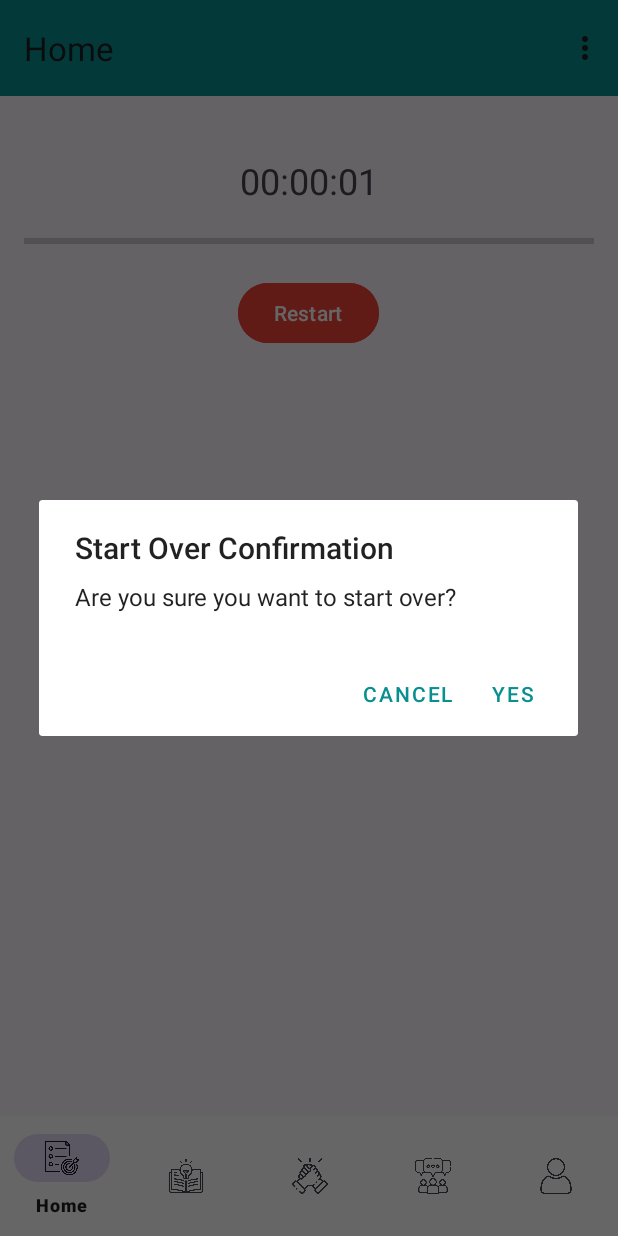
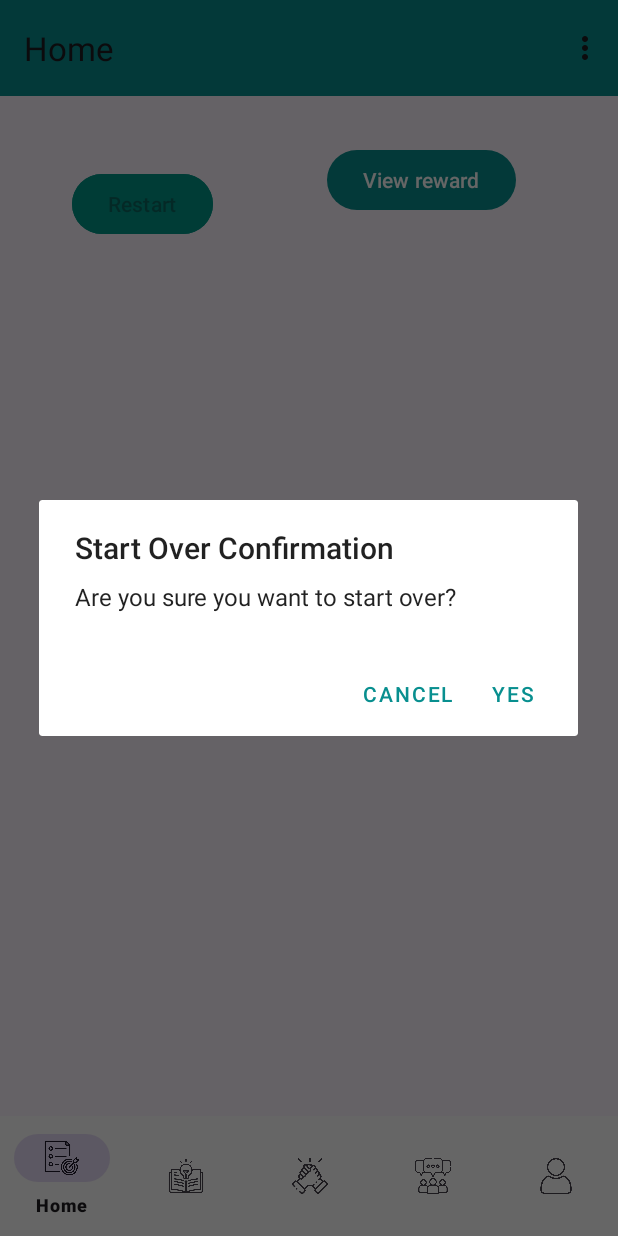
Before and after one commit to caileechang/drugrecoveryapps, an Android app: the ReccoveryTrackFragment screen opened directly, with no data from a screen before it, after a tap on "Restart", on a phone screen of 412 x 824 dp. Run offline under Robolectric (Android 15) with nearby library versions, the phone set to English and light mode, and no system bars; our stand-ins replace Firebase (no records; nobody signed in at launch, a user with empty details on screens opened directly), navigation-ui; 1 other tap on this screen came first.

Commit message:
wy's commit progress tracking and reward page

```diff
--- a/app/src/main/AndroidManifest.xml
+++ b/app/src/main/AndroidManifest.xml
@@ -1,6 +1,7 @@
 <?xml version="1.0" encoding="utf-8"?>
 <manifest xmlns:android="http://schemas.android.com/apk/res/android"
     xmlns:tools="http://schemas.android.com/tools">
+
     <uses-permission android:name="android.permission.INTERNET" />
 
     <application
@@ -13,6 +14,9 @@
         android:supportsRtl="true"
         android:theme="@style/Theme.DrugRecoveryApp"
         tools:targetApi="31">
+        <activity
+            android:name=".RewardDetails"
+            android:exported="false" />
         <activity
             android:name=".Reward"
             android:exported="false" />
--- a/app/src/main/java/com/example/drugrecoveryapp/ReccoveryTrackFragment.java
+++ b/app/src/main/java/com/example/drugrecoveryapp/ReccoveryTrackFragment.java
@@ -1,48 +1,43 @@
 package com.example.drugrecoveryapp;
 
 import android.app.AlertDialog;
-import android.content.ComponentName;
-import android.content.Context;
 import android.content.DialogInterface;
 import android.content.Intent;
-import android.content.ServiceConnection;
-import android.content.SharedPreferences;
 import android.os.Bundle;
-import android.os.CountDownTimer;
-import android.os.Handler;
-import android.os.IBinder;
-import android.os.Looper;
-import android.os.Message;
 import android.view.LayoutInflater;
 import android.view.View;
 import android.view.ViewGroup;
 import android.widget.Button;
-import android.widget.ProgressBar;
-import android.widget.TextView;
+import android.widget.Toast;
 
 import androidx.annotation.NonNull;
 import androidx.annotation.Nullable;
 import androidx.fragment.app.Fragment;
 
+import com.google.android.gms.tasks.OnCompleteListener;
+import com.google.android.gms.tasks.Task;
+import com.google.firebase.auth.FirebaseAuth;
+import com.google.firebase.database.DataSnapshot;
+import com.google.firebase.database.DatabaseError;
+import com.google.firebase.database.DatabaseReference;
+import com.google.firebase.database.FirebaseDatabase;
+import com.google.firebase.database.ValueEventListener;
+
+import java.text.ParseException;
+import java.text.SimpleDateFormat;
+import java.util.Calendar;
+import java.util.Date;
+
 public class ReccoveryTrackFragment extends Fragment {
 
-    private TextView timerTextView;
-    private ProgressBar progressBar;
     private Button startButton;
-    private Button startOverButton;
+    private FirebaseAuth mAuth = FirebaseAuth.getInstance();
+    private DatabaseReference userRef = FirebaseDatabase.getInstance().getReference("Users");
+    private DatabaseReference currentUserRef;
+    private String currentUserId, saveCurrentDateTime, CURRENT_STATE;
 
-    // used for service connection and binding
-    // timerService is an instance of the backgroundTimerService that will be used to interact with the service
-    private BackgroundTimerService timerService;
+    private Button rewardButton;
 
-    // a flag to track whether the fragment is currently bound to the service
-    private boolean isServiceBound = false;
-
-    private CountDownTimer countDownTimer;
-    private boolean isTimerRunning = false;
-    private long totalTimeInMillis; // Total time in milliseconds
-    private long elapsedTimeInMillis; // Elapsed time since starting the recovery journey
-    private long totalRecoveryTime; // Total recovery time stored for the user
 
     private static final long MILESTONE_ONE_DAY = 24 * 60 * 60 * 1000; // One day milestone
     private static final long MILESTONE_TWO_DAYS = 2 * MILESTONE_ONE_DAY; // Two days milestone
@@ -55,116 +50,97 @@ public class ReccoveryTrackFragment extends Fragment {
     public View onCreateView(@NonNull LayoutInflater inflater, @Nullable ViewGroup container, @Nullable Bundle savedInstanceState) {
         View view = inflater.inflate(R.layout.fragment_reccovery_track, container, false);
 
-        timerTextView = view.findViewById(R.id.timerTextView);
-        progressBar = view.findViewById(R.id.progressBar);
         startButton = view.findViewById(R.id.startButton);
-        startOverButton = view.findViewById(R.id.startOverButton);
+        rewardButton = view.findViewById(R.id.rewardButton);
 
-        startButton.setOnClickListener(new View.OnClickListener() {
+        // Retrieve current user's ID using method in Firebase library
+        currentUserId = mAuth.getCurrentUser().getUid();
+        currentUserRef = userRef.child(currentUserId);
+        CURRENT_STATE = "not_started";
+        startButton.setOnClickListener(new View.OnClickListener(){
             @Override
-            public void onClick(View v) {
-                startRecovery();
+            public void onClick(View view) {
+                startButton.setEnabled(false);
+                if(CURRENT_STATE.equals("not_started")){
+                    StartRecovery();
+                }
+                if(CURRENT_STATE.equals("started")){
+                    RestartRecovery();
+                }
             }
         });
 
-        startOverButton.setOnClickListener(new View.OnClickListener() {
+        rewardButton.setOnClickListener(new View.OnClickListener() {
             @Override
-            public void onClick(View v) {
-                startOver();
+            public void onClick(View view) {
+                Intent intent = new Intent(getContext(), Reward.class);
+                startActivity(intent);
             }
         });
 
-        // Retrieve total recovery time for the user
-        totalRecoveryTime = loadTotalRecoveryTime();
+        calculateTotalTime();
 
-        // Update UI with the stored total recovery time
-        updateProgressBars();
+
 
         return view;
     }
 
-    // initiates the process of binding to the background service
-    private void bindTimerService() {
-        Intent intent = new Intent(requireContext(), BackgroundTimerService.class);
-        // initiate the binding process and automatically creates the service as part of the binding
-        requireContext().bindService(intent, serviceConnection, Context.BIND_AUTO_CREATE);
+    private void calculateTotalTime() {
+        Calendar calForDate = Calendar.getInstance();
+        SimpleDateFormat currentDateTime = new SimpleDateFormat("dd-MMMM-yyyy HH:mm:ss");
+        saveCurrentDateTime = currentDateTime.format(calForDate.getTime());
 
-        isServiceBound = true;
+        userRef.addValueEventListener(new ValueEventListener() {
+            @Override
+            public void onDataChange(@NonNull DataSnapshot snapshot) {
+                long hoursDifference;
+                if (snapshot.child(currentUserId).hasChild("date")) {
+                    String recoveryDateString = snapshot.child(currentUserId).child("date").getValue().toString();
+                    Date currentDateObject = null;
+                    try {
+                        currentDateObject = currentDateTime.parse(saveCurrentDateTime);
+                    } catch (ParseException e) {
+                        throw new RuntimeException(e);
+                    }
+                    Date recoveryDateObject = null;
+                    try {
+                        recoveryDateObject = currentDateTime.parse(recoveryDateString);
+                    } catch (ParseException e) {
+                        throw new RuntimeException(e);
                     }
 
-    private void unbindTimerService() {
-        if (isServiceBound) {
-            requireContext().unbindService(serviceConnection);
-            isServiceBound = false;
-        }
+                    long timeDifference = currentDateObject.getTime() - recoveryDateObject.getTime();
+
+                    long secondsDifference = timeDifference / 1000;
+                    long minutesDifference = secondsDifference / 60;
+                    hoursDifference = minutesDifference / 60;
+                } else {
+                    hoursDifference = 0;
                 }
 
-    private void startRecovery() {
-        stopRecoveryTimer();
-        // Calculate total time (you may customize this logic based on your requirements)
-        totalTimeInMillis = calculateTotalTime();
+                userRef.child(currentUserId).child("totalTime").setValue(hoursDifference).addOnCompleteListener(new OnCompleteListener<Void>() {
 
-        // Initialize CountDownTimer
-        countDownTimer = new CountDownTimer(totalTimeInMillis - totalRecoveryTime, 1000) {
                     @Override
-            public void onTick(long millisUntilFinished) {
-                elapsedTimeInMillis = totalTimeInMillis - millisUntilFinished;
-                updateTimerUI();
-                updateProgressBars();
-                checkMilestones();
+                    public void onComplete(@NonNull Task<Void> task) {
+                        Toast.makeText(getContext(), "Your total time is updated", Toast.LENGTH_SHORT).show();
+                    }
+                });
             }
 
                 @Override
-            public void onFinish() {
-                // Handle timer finish (optional)
+                public void onCancelled (@NonNull DatabaseError error){
+
                 }
-        };
-
-        // Start the timer
-        countDownTimer.start();
-
-        // Update UI as needed (e.g., hide start button)
-        startButton.setVisibility(View.GONE);
+            });
         }
 
-    private void startOver() {
-        // Reset total recovery time and restart the timer
-        totalRecoveryTime = 0;
-        saveTotalRecoveryTime(totalRecoveryTime);
-        startRecovery();
+    private void RestartRecovery() {
+
         showStartOverConfirmationDialog();
+
+
     }
 
-    private void updateTimerUI() {
-        // Update timer TextView with the formatted time
-        String formattedTime = formatTime(elapsedTimeInMillis);
-        timerTextView.setText(formattedTime);
-    }
-
-    private void updateProgressBars() {
-        // Update progress bars based on elapsed time
-        int progress = (int) ((float) (elapsedTimeInMillis + totalRecoveryTime) / totalTimeInMillis * 100);
-        progressBar.setProgress(progress);
-    }
-
-    private void startNewRecovery() {
-        // Stop the existing timer if running
-        stopRecoveryTimer();
-
-        // Reset timer values
-        // You might need to reset other variables related to your timer, such as progress bar, etc.
-        // ...
-
-        // Start a new recovery timer
-        startRecovery();
-    }
-
-    private void stopRecoveryTimer() {
-        if (countDownTimer != null) {
-            countDownTimer.cancel();
-            isTimerRunning = false;
-        }
-    }
     private void showStartOverConfirmationDialog() {
         AlertDialog.Builder builder = new AlertDialog.Builder(requireContext());
         builder.setTitle("Start Over Confirmation");
@@ -173,12 +149,18 @@ public class ReccoveryTrackFragment extends Fragment {
             @Override
             public void onClick(DialogInterface dialog, int which) {
                 // User clicked Yes, stop the old timer and start over
-                stopRecoveryTimer();
-                totalRecoveryTime = 0;
-                saveTotalRecoveryTime(totalRecoveryTime);
-                startRecovery();
+                userRef.child(currentUserId).child("date")
+                        .removeValue()
+                        .addOnCompleteListener(new OnCompleteListener<Void>() {
+                            @Override
+                            public void onComplete(@NonNull Task<Void> task) {
+                                CURRENT_STATE = "not_started";
+                                startButton.setText("Start");
                             }
             });
+        }
+                });
+
         builder.setNegativeButton("Cancel", new DialogInterface.OnClickListener() {
             @Override
             public void onClick(DialogInterface dialog, int which) {
@@ -189,82 +171,23 @@ public class ReccoveryTrackFragment extends Fragment {
         builder.create().show();
     }
 
-    //a connection that handles the binding and unbinding of the service
-    private ServiceConnection serviceConnection = new ServiceConnection() {
-        @Override
-        public void onServiceConnected(ComponentName name, IBinder service) {
-            // localBinder is the inner class within backgroundTimerService that provides the service instance
-            BackgroundTimerService.LocalBinder binder = (BackgroundTimerService.LocalBinder) service;
-            //retrieve the service instance
-            timerService = binder.getService();
-            // Perform operations related to the service, if needed
-        }
 
-        // called if the connection to the service is unexpectedly disconnected
-        @Override
-        public void onServiceDisconnected(ComponentName name) {
-            timerService = null;
-        }
-    };
+    private void StartRecovery() {
+        Calendar calForDate = Calendar.getInstance();
+        SimpleDateFormat currentDateTime = new SimpleDateFormat("dd-MMMM-yyyy HH:mm:ss");
+        saveCurrentDateTime = currentDateTime.format(calForDate.getTime());
 
-    // called when the fragment becomes visible
-    @Override
-    public void onStart() {
-        super.onStart();
-        bindTimerService();
-    }
-
-    // Called when the fragment is no longer visible
-    @Override
-    public void onStop() {
-        super.onStop();
-//        unbindTimerService();
-    }
+        userRef.child(currentUserId).child("date").setValue(saveCurrentDateTime).addOnCompleteListener(new OnCompleteListener<Void>() {
 
 
+            @Override
+            public void onComplete(@NonNull Task<Void> task) {
+                startButton.setEnabled(true);
+                CURRENT_STATE = "started";
+                startButton.setText("Restart");
+            }
+        });
 
-    private void checkMilestones() {
-        // Check if milestones are reached and unlock awards
-        if ((elapsedTimeInMillis + totalRecoveryTime) >= MILESTONE_ONE_DAY) {
-            unlockAward("One Day Sober");
-        }
-        if ((elapsedTimeInMillis + totalRecoveryTime) >= MILESTONE_TWO_DAYS) {
-            unlockAward("Two Days Sober");
-        }
-        // Add more milestones and awards as needed
-    }
 
-    private void unlockAward(String award) {
-        // Implement logic to unlock the award (e.g., show a message, update UI)
-    }
-
-    // Add other utility methods as needed
-
-    private String formatTime(long millis) {
-        // Format time in hours, minutes, seconds (you can customize this)
-        long seconds = millis / 1000;
-        long minutes = seconds / 60;
-        long hours = minutes / 60;
-        return String.format("%02d:%02d:%02d", hours % 24, minutes % 60, seconds % 60);
-    }
-
-    private long calculateTotalTime() {
-        // Implement logic to calculate the total time based on user preferences
-        // For example, you might want to load the total time from SharedPreferences
-        return 7 * 24 * 60 * 60 * 1000; // 7 days as an example
-    }
-
-    private void saveTotalRecoveryTime(long time) {
-        // Save the total recovery time for the user
-        SharedPreferences preferences = requireActivity().getSharedPreferences(PREFS_NAME, Context.MODE_PRIVATE);
-        SharedPreferences.Editor editor = preferences.edit();
-        editor.putLong(KEY_TOTAL_RECOVERY_TIME, time);
-        editor.apply();
-    }
-
-    private long loadTotalRecoveryTime() {
-        // Load the total recovery time for the user
-        SharedPreferences preferences = requireActivity().getSharedPreferences(PREFS_NAME, Context.MODE_PRIVATE);
-        return preferences.getLong(KEY_TOTAL_RECOVERY_TIME, 0);
 }
 }
--- a/app/src/main/java/com/example/drugrecoveryapp/ViewAccActivity.java
+++ b/app/src/main/java/com/example/drugrecoveryapp/ViewAccActivity.java
@@ -53,6 +53,7 @@ private Button btnStartAChatButton;
         currentUserId = mAuth.getCurrentUser().getUid();
 
         // Retrieve selected user's ID passed from the previous activity
+        // used to retrieve a string extra from the intent that started the ViewAccActivity
         selectedUserId = getIntent().getStringExtra("uid");
 
 
@@ -106,6 +107,8 @@ private Button btnStartAChatButton;
 
                 // retrieve the selected user's profile data from database
                 selectedUserRef.addValueEventListener(new ValueEventListener() {
+                    // addValueEventListener: This listener is triggered whenever the data at that location changes. It provides real-time updates,
+                    // making it suitable for scenarios where you want to keep your app synchronized with the changes in the database
                     @Override
                     public void onDataChange(@NonNull DataSnapshot snapshot) {
                         if (snapshot.exists()) {
@@ -179,6 +182,7 @@ private Button btnStartAChatButton;
 
         if(!currentUserId.equals(selectedUserId)){
             FriendRequestRef.child(currentUserId).addListenerForSingleValueEvent(new ValueEventListener() {
+                // addListenerForSingleValueEvent: allows you to read data from a Firebase Database location only once
                 @Override
                 public void onDataChange(@NonNull DataSnapshot snapshot) {
 
@@ -260,6 +264,8 @@ private Button btnStartAChatButton;
         FriendsRef.child(currentUserId).child(selectedUserId)
                 .removeValue()
                 .addOnCompleteListener(new OnCompleteListener<Void>() {
+                    //attach a listener to a Task, allowing you to perform actions once the task is complete,
+                    //regardless of whether it was successful or not.
                     @Override
                     public void onComplete(@NonNull Task<Void> task) {
                         if(task.isSuccessful()){
--- a/app/src/main/res/layout/fragment_reccovery_track.xml
+++ b/app/src/main/res/layout/fragment_reccovery_track.xml
@@ -1,47 +1,31 @@
 <?xml version="1.0" encoding="utf-8"?>
-<RelativeLayout xmlns:android="http://schemas.android.com/apk/res/android"
+<androidx.constraintlayout.widget.ConstraintLayout xmlns:android="http://schemas.android.com/apk/res/android"
     xmlns:app="http://schemas.android.com/apk/res-auto"
     xmlns:tools="http://schemas.android.com/tools"
     android:layout_width="match_parent"
     android:layout_height="match_parent"
     android:padding="16dp">
 
-    <TextView
-        android:id="@+id/timerTextView"
-        android:layout_width="wrap_content"
-        android:layout_height="wrap_content"
-        android:text="00:00:00"
-        android:textSize="24sp"
-        android:layout_centerHorizontal="true"
-        android:layout_marginTop="24dp"/>
-
-    <ProgressBar
-        android:id="@+id/progressBar"
-        style="?android:attr/progressBarStyleHorizontal"
-        android:layout_width="match_parent"
-        android:layout_height="wrap_content"
-        android:layout_below="@id/timerTextView"
-        android:layout_marginTop="16dp"
-        android:max="100"
-        android:progress="0"/>
 
     <Button
         android:id="@+id/startButton"
         android:layout_width="wrap_content"
         android:layout_height="wrap_content"
-        android:text="Start Recovery"
-        android:layout_below="@id/progressBar"
-        android:layout_centerHorizontal="true"
-        android:layout_marginTop="32dp"/>
+        android:layout_marginStart="32dp"
+        android:layout_marginTop="32dp"
+        android:backgroundTint="#009688"
+        android:text="Start"
+        app:layout_constraintStart_toStartOf="parent"
+        app:layout_constraintTop_toTopOf="parent" />
 
     <Button
-        android:id="@+id/startOverButton"
+        android:id="@+id/rewardButton"
         android:layout_width="wrap_content"
         android:layout_height="wrap_content"
-        android:layout_below="@id/startButton"
-        android:layout_centerHorizontal="true"
         android:layout_marginTop="16dp"
-        android:backgroundTint="#F44336"
-        android:text="Restart" />
+        android:layout_marginEnd="52dp"
+        android:text="View reward"
+        app:layout_constraintEnd_toEndOf="parent"
+        app:layout_constraintTop_toTopOf="parent" />
 
-</RelativeLayout>
+</androidx.constraintlayout.widget.ConstraintLayout>
```
Also changed, not shown: app/src/main/java/com/example/drugrecoveryapp/Reward.java (+58 -0 lines), app/src/main/java/com/example/drugrecoveryapp/RewardDetails.java (added, +14 -0 lines), app/src/main/res/layout/activity_reward.xml (+80 -41 lines), app/src/main/res/layout/activity_reward_details.xml (added, +9 -0 lines). Lines whose indentation alone changed are shown as unchanged.
